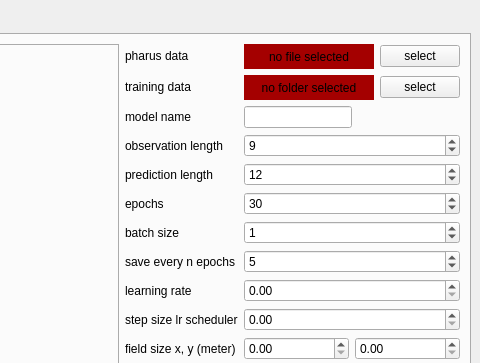
Old version of the form gui/gui.ui in the repository birkschmithuesen/SystemFailed_trajnetplusplusbaselines; both pictures show x 545 to 1025 and y 0 to 363 of the 1025 by 820 pixel window.
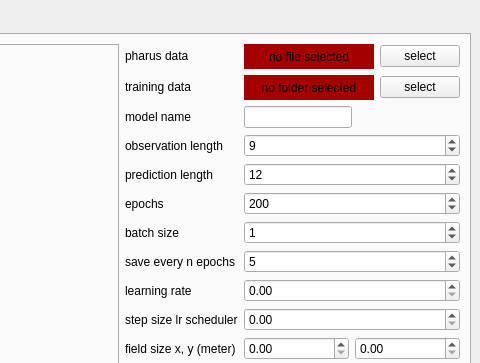
New version of the form.

Commit message: Change UI and improve data_load_utils error messages

What changed in the file:
```diff
--- a/gui/gui.ui
+++ b/gui/gui.ui
@@ -449,8 +449,14 @@
                   <height>16777215</height>
                  </size>
                 </property>
+                <property name="minimum">
+                 <number>1</number>
+                </property>
+                <property name="maximum">
+                 <number>9999</number>
+                </property>
                 <property name="value">
-                 <number>30</number>
+                 <number>200</number>
                 </property>
                </widget>
               </item>
```
The commit also changes 2 other files.
